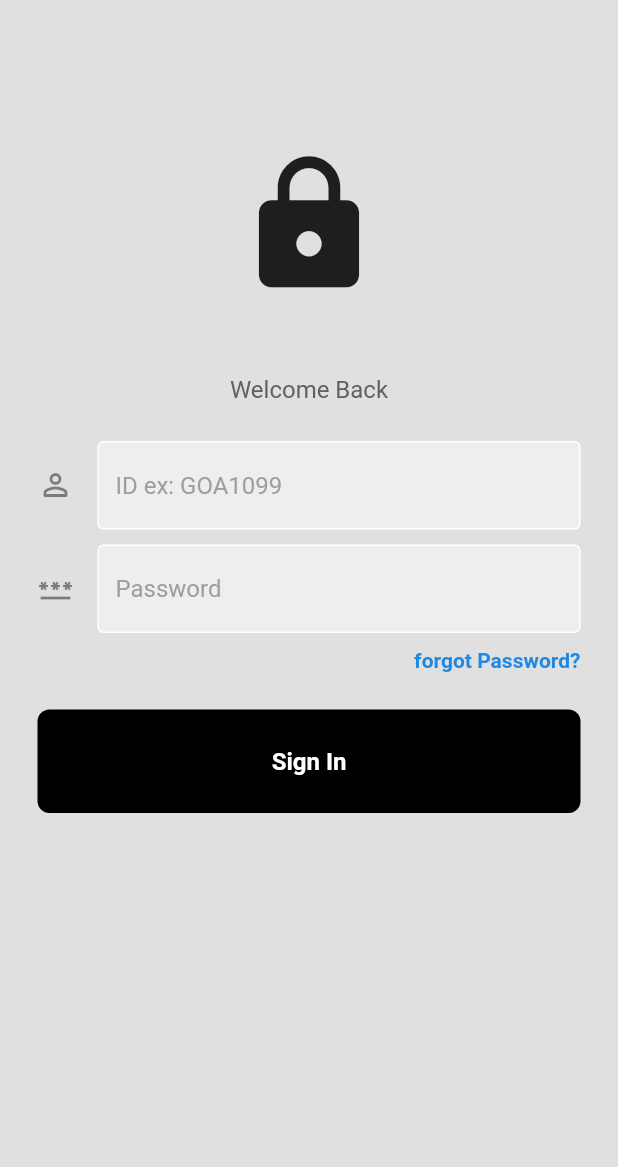
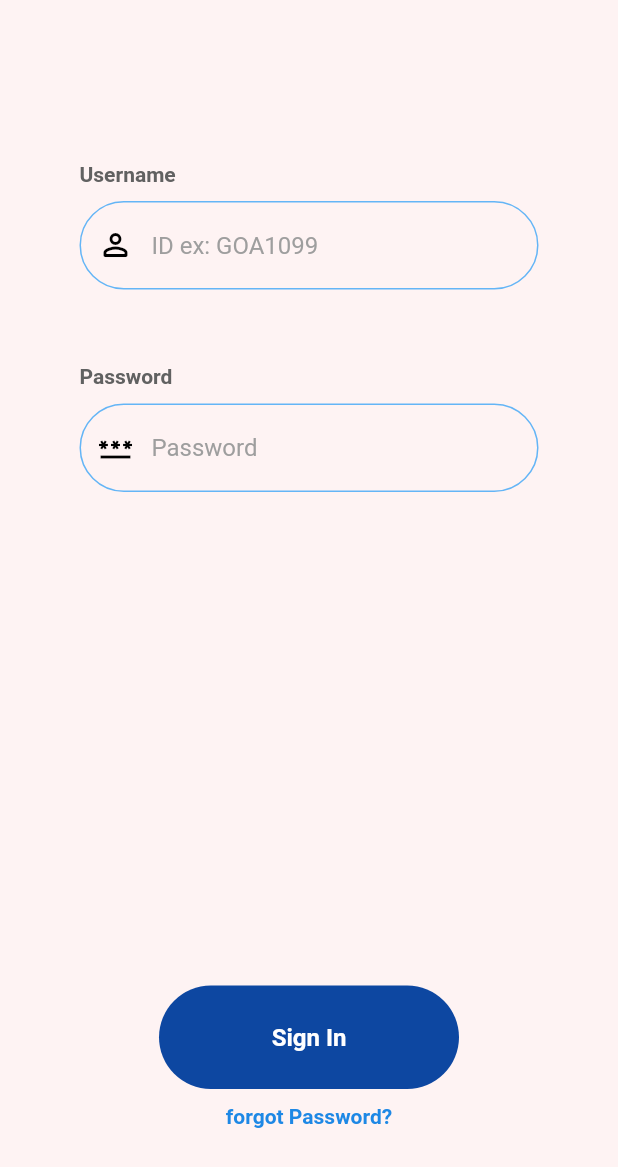
Before and after one commit to AkashCSanjeev/e_beat_goa_police, a Flutter app: the screen it shows after launch, on a phone screen of 412 x 824 dp. Shown: the top 1167 px of the screen. Run offline on Flutter 3.47's test engine with Material 2 defaults, Android fonts, the phone set to English and light mode, and no system bars; our stand-ins replace cloud_firestore, firebase_core, flutter_typeahead, geocoding, google_maps_flutter, local_auth and 5 more; missing offline and left inert: dart:ffi, flutter_polyline_points, geofence_service; accounts and stored records are empty.

Commit message:
improved ui

```diff
--- a/lib/components/TextField.dart
+++ b/lib/components/TextField.dart
@@ -24,16 +24,28 @@ class LoginTextField extends StatelessWidget {
         obscureText: obscureText,
         keyboardType: inputType,
         decoration: InputDecoration(
-          icon: icon,
+          prefixIcon: Icon(
+            icon,
+            color: Colors.black,
+          ),
+          border: InputBorder.none,
+          // icon: icon,
           hintText: hintText,
-          hintStyle: TextStyle(color: Colors.grey[500]),
+          hintStyle: TextStyle(
+            color: Colors.grey,
+          ),
           enabledBorder: OutlineInputBorder(
-            borderSide: BorderSide(color: Colors.white),
+              borderRadius: BorderRadius.circular(30),
+              borderSide: BorderSide(
+                color: Colors.blue.shade300,
+              )),
+          focusedBorder: OutlineInputBorder(
+            borderRadius: BorderRadius.circular(30),
+            borderSide: BorderSide(
+              color: Colors.blue.shade300,
+            ),
           ),
-          focusedBorder: OutlineInputBorder(
-            borderSide: BorderSide(color: Colors.grey.shade400),
-          ),
-          fillColor: Colors.grey.shade200,
+          fillColor: Color.fromRGBO(254, 243, 243, 1),
           filled: true,
         ),
       ),
--- a/lib/components/my_button.dart
+++ b/lib/components/my_button.dart
@@ -10,11 +10,12 @@ class LoginBtn extends StatelessWidget {
     return InkWell(
       onTap: onTap,
       child: Container(
+        width: 200,
         padding: EdgeInsets.all(25.0),
         margin: EdgeInsets.symmetric(horizontal: 25),
         decoration: BoxDecoration(
-          color: Colors.black,
-          borderRadius: BorderRadius.circular(8),
+          color: Colors.blue.shade900,
+          borderRadius: BorderRadius.circular(80),
         ),
         child: Center(
           child: Text(
--- a/lib/screens/login_page.dart
+++ b/lib/screens/login_page.dart
@@ -25,45 +25,79 @@ class _LogInState extends State<LogIn> {
   Widget build(BuildContext context) {
     print("Login");
     return Scaffold(
-      backgroundColor: Colors.grey[300],
+      backgroundColor: Color.fromRGBO(254, 243, 243, 1),
       body: SafeArea(
+        child: Container(
+          height: MediaQuery.of(context).size.height,
+          padding: EdgeInsets.all(20),
+          // alignment: Alignment.center,
+          // height: double.infinity,
+          child: Padding(
+            padding: const EdgeInsets.all(8.0),
             child: SingleChildScrollView(
               scrollDirection: Axis.vertical,
-          child: Center(
-            child: Column(children: [
-              const SizedBox(
-                height: 100,
-              ),
-              const Icon(
-                Icons.lock,
-                size: 100,
-              ),
-              const SizedBox(
-                height: 50,
-              ),
-              Text(
-                "Welcome Back",
+              child: SizedBox(
+                height: MediaQuery.of(context).size.height - 100,
+                child: Column(
+                  // mainAxisAlignment: MainAxisAlignment.spaceBetween,
+                  // mainAxisAlignment: MainAxisAlignment.spaceBetween,
+                  // crossAxisAlignment: CrossAxisAlignment.start,
+                  children: [
+                    Container(
+                      padding: EdgeInsets.only(top: 80),
+                      // height: 50,
+                      child: Column(
+                        crossAxisAlignment: CrossAxisAlignment.start,
+                        children: [
+                          // const SizedBox(
+                          //   height: 100,
+                          // ),
+                          // const Icon(
+                          //   Icons.lock,
+                          //   size: 100,
+                          // ),
+                          // const SizedBox(
+                          //   height: 50,
+                          // ),
+                          Padding(
+                            padding: const EdgeInsets.only(left: 25),
+                            child: Text(
+                              "Username",
                               style: TextStyle(
                                   color: Colors.grey[700],
-                  fontSize: 16,
+                                  fontSize: 14,
+                                  fontWeight: FontWeight.bold),
                             ),
                           ),
                           const SizedBox(
-                height: 25,
+                            height: 10,
                           ),
                           LoginTextField(
                             controller: usernameController,
-                icon: Icon(Icons.perm_identity_rounded),
+                            icon: Icons.perm_identity_rounded,
                             inputType: TextInputType.emailAddress,
                             hintText: "ID ex: GOA1099",
                             obscureText: false,
+                          ),
+                          SizedBox(
+                            height: 50.0,
+                          ),
+                          Padding(
+                            padding: const EdgeInsets.only(left: 25),
+                            child: Text(
+                              "Password",
+                              style: TextStyle(
+                                  color: Colors.grey[700],
+                                  fontSize: 14,
+                                  fontWeight: FontWeight.bold),
+                            ),
                           ),
                           SizedBox(
                             height: 10.0,
                           ),
                           LoginTextField(
                             controller: passwordController,
-                icon: Icon(Icons.password),
+                            icon: Icons.password,
                             inputType: TextInputType.text,
                             hintText: "Password",
                             obscureText: true,
@@ -71,27 +105,42 @@ class _LogInState extends State<LogIn> {
                           SizedBox(
                             height: 10.0,
                           ),
-              Padding(
-                padding: EdgeInsets.symmetric(horizontal: 25.0),
-                child: Row(mainAxisAlignment: MainAxisAlignment.end, children: [
+
+                          SizedBox(
+                              // height: 100,
+                              ),
+                        ],
+                      ),
+                    ),
+                    Spacer(),
+                    Container(
+                      // height: 100,
+
+                      child: Column(
+                        children: [
+                          LoginBtn(
+                            onTap: () {
+                              print("clicked");
+                              loginData(usernameController.text,
+                                  passwordController.text, context);
+                            },
+                          ),
+                          SizedBox(
+                            height: 10,
+                          ),
                           Text(
                             "forgot Password?",
                             style: TextStyle(
-                        color: Colors.blue[600], fontWeight: FontWeight.bold),
+                                color: Colors.blue[600],
+                                fontWeight: FontWeight.bold),
                           ),
-                ]),
+                        ],
                       ),
-              SizedBox(
-                height: 25.0,
                     ),
-              LoginBtn(
-                onTap: () {
-                  print("clicked");
-                  loginData(usernameController.text, passwordController.text,
-                      context);
-                },
+                  ],
                 ),
-            ]),
+              ),
+            ),
           ),
         ),
       ),
```
Lines whose indentation alone changed are shown as unchanged.
